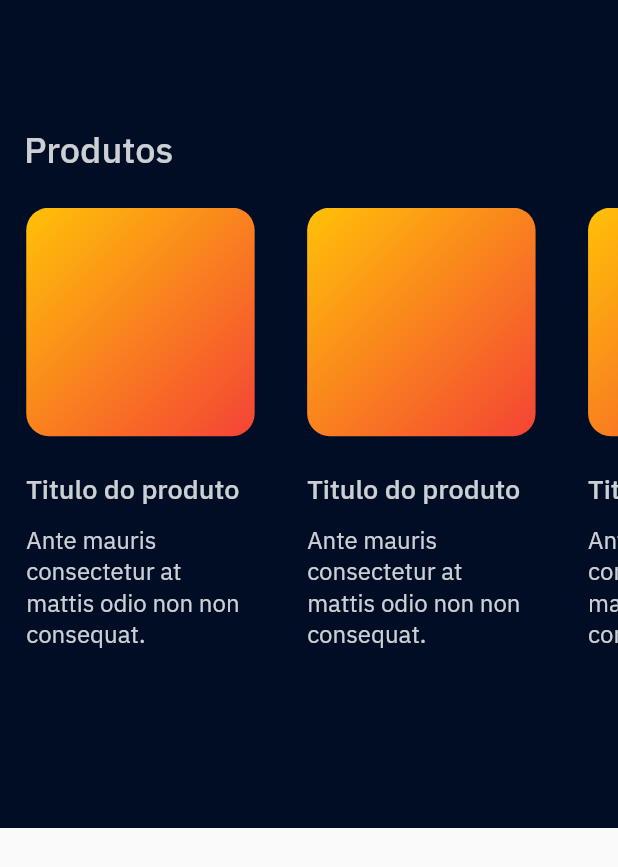
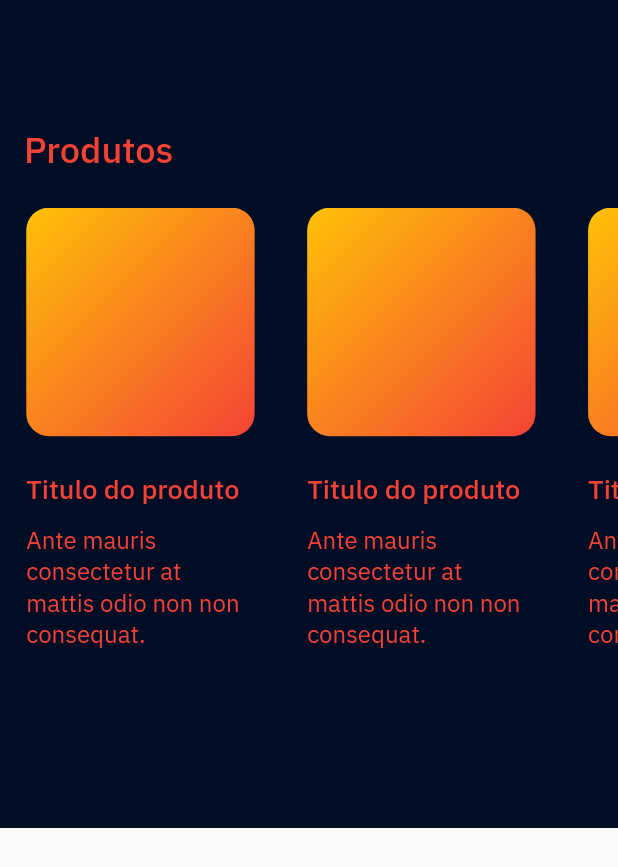
Before and after one commit to diegomors/speedup, a Flutter app: the screen it shows after launch, on a phone screen of 412 x 824 dp. Shown: the top 867 px of the screen. Run offline on Flutter 3.47's test engine with Material 2 defaults, Android fonts, the phone set to English and light mode, and no system bars; our stand-ins replace expandable_page_view.

Commit message:
new colors text

```diff
--- a/lib/shared/components/my_text.dart
+++ b/lib/shared/components/my_text.dart
@@ -14,7 +14,7 @@ class MyText extends StatelessWidget {
     this.fontWeight = FontWeight.w500,
     required this.fontSize,
     this.textAlign,
-    this.color = const Color.fromRGBO(255, 255, 255, 0.8),
+    this.color = Colors.red,
     this.overflow,
   }) : super(key: key);
 
```
